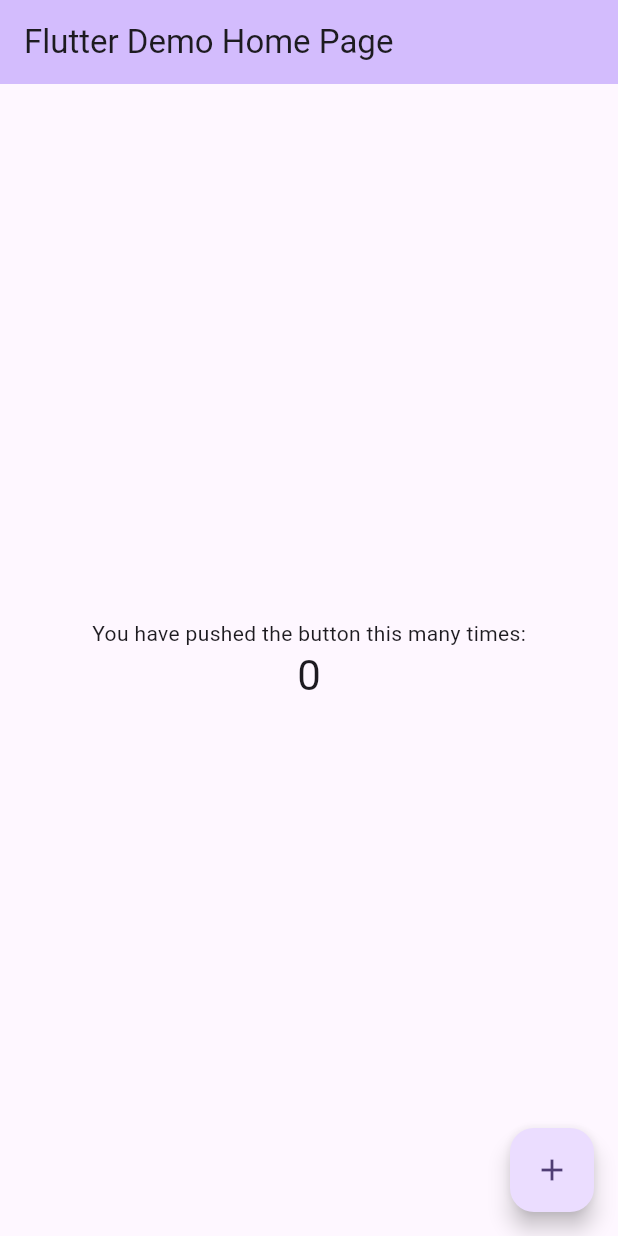
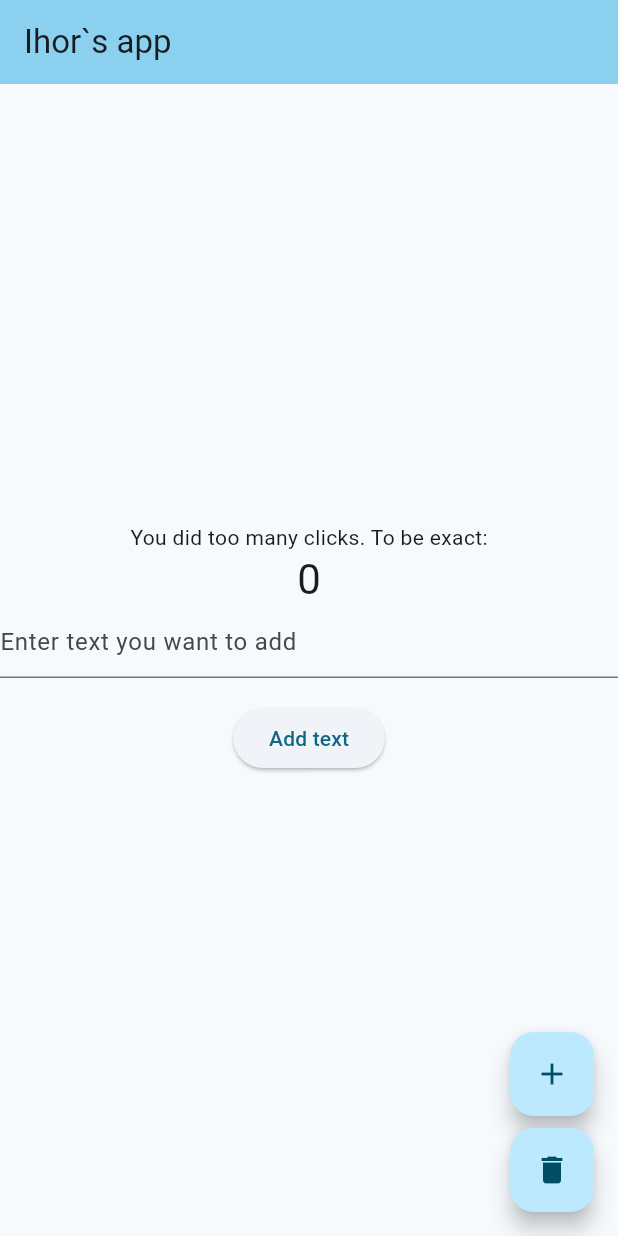
Before and after one commit to IhorKoss/DoMA, a Flutter app: the screen it shows after launch, on a phone screen of 412 x 824 dp. Run offline on Flutter 3.47's test engine with Material 3 defaults, Android fonts, the phone set to English and light mode, and no system bars.

Commit message:
finished lab #1

```diff
--- a/lib/main.dart
+++ b/lib/main.dart
@@ -11,42 +11,19 @@ class MyApp extends StatelessWidget {
   @override
   Widget build(BuildContext context) {
     return MaterialApp(
-      title: 'Flutter Demo',
+      title: 'Ihor`s app',
       theme: ThemeData(
-        // This is the theme of your application.
-        //
-        // TRY THIS: Try running your application with "flutter run". You'll see
-        // the application has a purple toolbar. Then, without quitting the app,
-        // try changing the seedColor in the colorScheme below to Colors.green
-        // and then invoke "hot reload" (save your changes or press the "hot
-        // reload" button in a Flutter-supported IDE, or press "r" if you used
-        // the command line to start the app).
-        //
-        // Notice that the counter didn't reset back to zero; the application
-        // state is not lost during the reload. To reset the state, use hot
-        // restart instead.
-        //
-        // This works for code too, not just values: Most code changes can be
-        // tested with just a hot reload.
-        colorScheme: ColorScheme.fromSeed(seedColor: Colors.deepPurple),
+
+        colorScheme: ColorScheme.fromSeed(seedColor: Colors.blueGrey),
         useMaterial3: true,
       ),
-      home: const MyHomePage(title: 'Flutter Demo Home Page'),
+      home: const MyHomePage(title: 'Ihor`s app'),
     );
   }
 }
 
 class MyHomePage extends StatefulWidget {
   const MyHomePage({super.key, required this.title});
-
-  // This widget is the home page of your application. It is stateful, meaning
-  // that it has a State object (defined below) that contains fields that affect
-  // how it looks.
-
-  // This class is the configuration for the state. It holds the values (in this
-  // case the title) provided by the parent (in this case the App widget) and
-  // used by the build method of the State. Fields in a Widget subclass are
-  // always marked "final".
 
   final String title;
 
@@ -59,67 +36,121 @@ class _MyHomePageState extends State<MyHomePage> {
 
   void _incrementCounter() {
     setState(() {
-      // This call to setState tells the Flutter framework that something has
-      // changed in this State, which causes it to rerun the build method below
-      // so that the display can reflect the updated values. If we changed
-      // _counter without calling setState(), then the build method would not be
-      // called again, and so nothing would appear to happen.
       _counter++;
     });
   }
+  void _decrementCounter(){
+    setState(() {
+      _counter=0;
+    });
+  }
+  void _updateText(String newText) {
+    setState(() {
+      if (newText=='Delete'){
+        _counter=0;
+      } else{
+        var myInt = int.parse(newText);
+        assert(myInt is int);
+        _counter = myInt+_counter;
+      }
 
+    });
+  }
   @override
   Widget build(BuildContext context) {
-    // This method is rerun every time setState is called, for instance as done
-    // by the _incrementCounter method above.
-    //
-    // The Flutter framework has been optimized to make rerunning build methods
-    // fast, so that you can just rebuild anything that needs updating rather
-    // than having to individually change instances of widgets.
+
     return Scaffold(
       appBar: AppBar(
-        // TRY THIS: Try changing the color here to a specific color (to
-        // Colors.amber, perhaps?) and trigger a hot reload to see the AppBar
-        // change color while the other colors stay the same.
+
         backgroundColor: Theme.of(context).colorScheme.inversePrimary,
-        // Here we take the value from the MyHomePage object that was created by
-        // the App.build method, and use it to set our appbar title.
+
         title: Text(widget.title),
       ),
       body: Center(
-        // Center is a layout widget. It takes a single child and positions it
-        // in the middle of the parent.
+
         child: Column(
-          // Column is also a layout widget. It takes a list of children and
-          // arranges them vertically. By default, it sizes itself to fit its
-          // children horizontally, and tries to be as tall as its parent.
-          //
-          // Column has various properties to control how it sizes itself and
-          // how it positions its children. Here we use mainAxisAlignment to
-          // center the children vertically; the main axis here is the vertical
-          // axis because Columns are vertical (the cross axis would be
-          // horizontal).
-          //
-          // TRY THIS: Invoke "debug painting" (choose the "Toggle Debug Paint"
-          // action in the IDE, or press "p" in the console), to see the
-          // wireframe for each widget.
           mainAxisAlignment: MainAxisAlignment.center,
           children: <Widget>[
             const Text(
-              'You have pushed the button this many times:',
+              'You did too many clicks. To be exact:',
             ),
             Text(
               '$_counter',
               style: Theme.of(context).textTheme.headlineMedium,
             ),
+            FormExample(onTextChanged: _updateText),
+
           ],
         ),
       ),
-      floatingActionButton: FloatingActionButton(
-        onPressed: _incrementCounter,
-        tooltip: 'Increment',
-        child: const Icon(Icons.add),
-      ), // This trailing comma makes auto-formatting nicer for build methods.
+
+      floatingActionButton: Column(
+        mainAxisSize: MainAxisSize.min,
+        mainAxisAlignment: MainAxisAlignment.end,
+        children: [
+          FloatingActionButton(
+            onPressed: _incrementCounter,
+            child: Icon(Icons.add),
+          ),
+          SizedBox(height: 8),
+          FloatingActionButton(
+            onPressed: _decrementCounter,
+            child: Icon(Icons.delete),
+          ),
+        ],
+      ),
     );
   }
 }
+class FormExample extends StatefulWidget {
+  final Function(String) onTextChanged;
+
+  const FormExample({super.key, required this.onTextChanged});
+
+  @override
+  State<FormExample> createState() => _FormExampleState();
+}
+
+class _FormExampleState extends State<FormExample> {
+  final GlobalKey<FormState> _formKey = GlobalKey<FormState>();
+
+  String _text='';
+  @override
+  Widget build(BuildContext context) {
+    return Form(
+      key: _formKey,
+      child: Column(
+        crossAxisAlignment: CrossAxisAlignment.center,
+        children: <Widget>[
+          TextFormField(
+            decoration: const InputDecoration(
+              hintText: 'Enter text you want to add',
+            ),
+            validator: (String? value) {
+              if (value == null || value.isEmpty) {
+                return 'You didn`t add any text';
+              }
+              return null;
+            },
+            onSaved:(value){
+              _text=value!;
+            },
+          ),
+          Padding(
+            padding: const EdgeInsets.symmetric(vertical: 16.0),
+            child: ElevatedButton(
+              onPressed: () {
+
+                if (_formKey.currentState!.validate()) {
+                  _formKey.currentState!.save();
+                  widget.onTextChanged(_text);
+                }
+              },
+              child: const Text('Add text'),
+            ),
+          ),
+        ],
+      ),
+    );
+  }
+}
```
